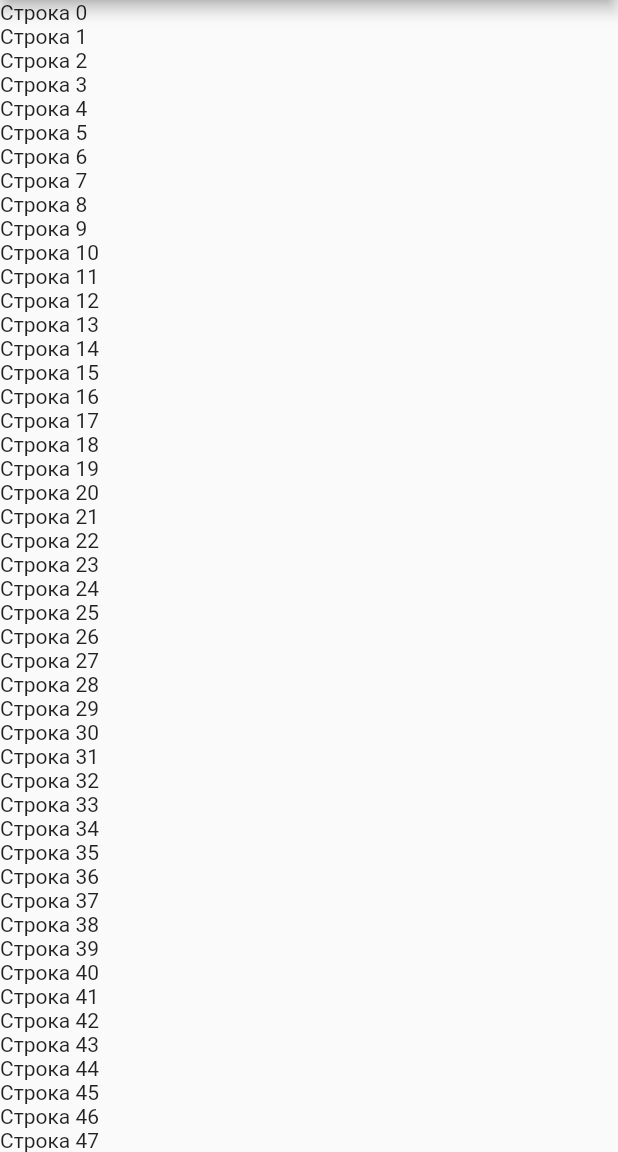
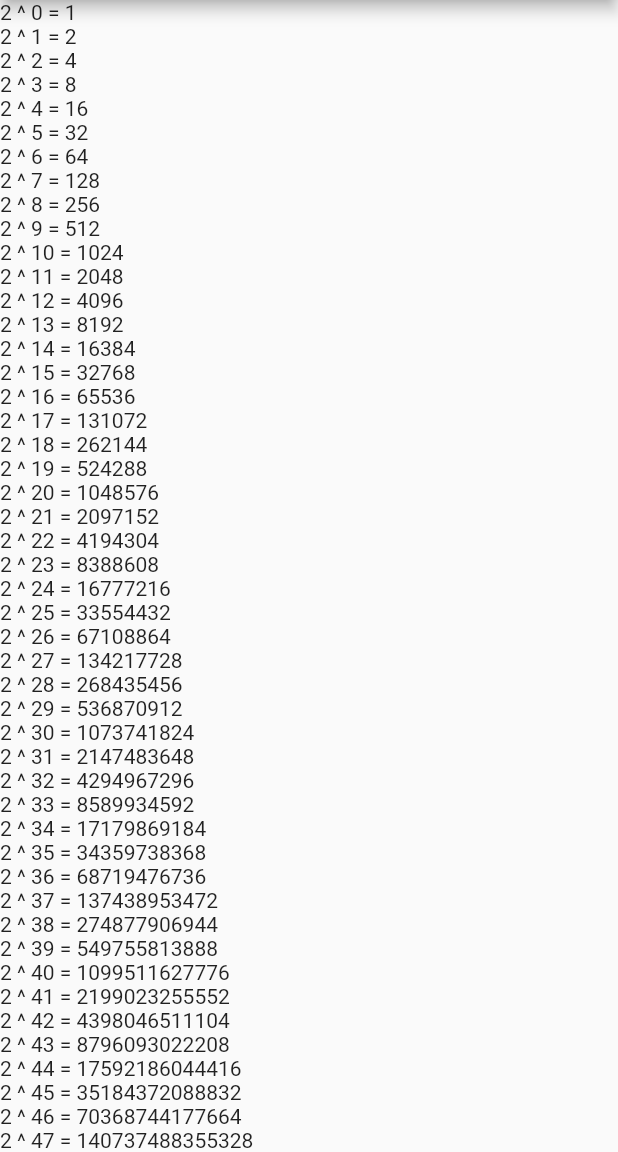
Before and after one commit to Rgl-RogueLike/PI2002Haritonov, a Flutter app: the screen it shows after launch, on a phone screen of 412 x 824 dp, the part 84-1236 px from its top. Run offline on Flutter 3.47's test engine with Material 2 defaults, Android fonts, the phone set to English and light mode, and no system bars.

Commit message:
Лабораторная работа №5 Задание 3

```diff
--- a/lib/main.dart
+++ b/lib/main.dart
@@ -1,4 +1,5 @@
 import 'package:flutter/material.dart';
+import 'dart:math';
 
 void main() {
   runApp(const MyApp());
@@ -20,7 +21,8 @@ class MyApp extends StatelessWidget {
           ),
           body: ListView.builder(
             itemBuilder: (context, index) {
-              return Text('Строка $index');
+              var num = pow(2, index);
+              return Text('2 ^ $index = $num');
             }
           ),
         ),
```
